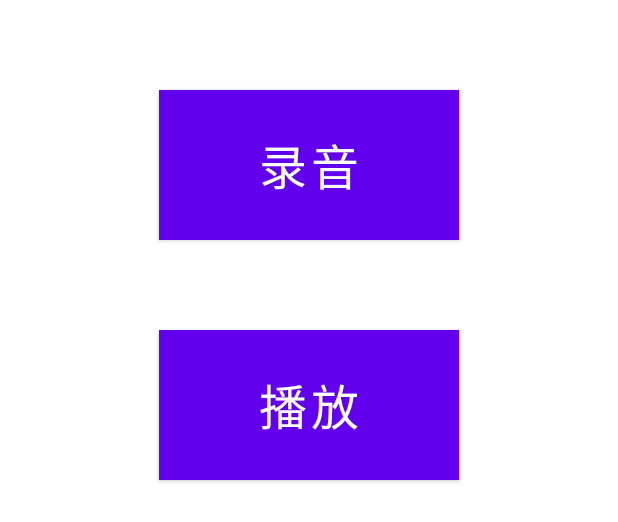
After one commit to wygsqsj/videoPath, an Android app: the layout activity_demo2.xml on its own in the app's theme, with its tools: preview values and no code run, on a phone screen of 412 x 824 dp. The commit adds this screen. Shown: the top 522 px of the screen. Run offline under Robolectric (Android 15) with nearby library versions, the phone set to English and light mode, and no system bars.

Commit message:
day2 AudioRecord 和 AudioTrack API使用

```diff
--- a/app/build.gradle
+++ b/app/build.gradle
@@ -42,4 +42,7 @@ dependencies {
     testImplementation 'junit:junit:4.+'
     androidTestImplementation 'androidx.test.ext:junit:1.1.3'
     androidTestImplementation 'androidx.test.espresso:espresso-core:3.4.0'
+
+    implementation 'org.jetbrains.kotlinx:kotlinx-coroutines-core:1.3.3'
+    implementation 'org.jetbrains.kotlinx:kotlinx-coroutines-android:1.3.3'
 }
--- a/app/src/main/AndroidManifest.xml
+++ b/app/src/main/AndroidManifest.xml
@@ -1,6 +1,9 @@
 <?xml version="1.0" encoding="utf-8"?>
 <manifest xmlns:android="http://schemas.android.com/apk/res/android"
     package="com.wish.videopath">
+    <uses-permission android:name="android.permission.WRITE_EXTERNAL_STORAGE" />
+    <uses-permission android:name="android.permission.READ_EXTERNAL_STORAGE" />
+    <uses-permission android:name="android.permission.RECORD_AUDIO" />
 
     <application
         android:allowBackup="true"
@@ -9,7 +12,8 @@
         android:roundIcon="@mipmap/ic_launcher_round"
         android:supportsRtl="true"
         android:theme="@style/Theme.VideoPath">
-        <activity android:name=".demo1.Demo1Activity">
+        <activity android:name=".demo1.Demo1Activity" />
+        <activity android:name=".demo2.Demo2Activity">
             <intent-filter>
                 <action android:name="android.intent.action.MAIN" />
 
--- a/app/src/main/java/com/wish/videopath/demo1/MySurfaceView.kt
+++ b/app/src/main/java/com/wish/videopath/demo1/MySurfaceView.kt
@@ -62,10 +62,12 @@ class MySurfaceView(context: Context?, attrs: AttributeSet?, defStyleAttr: Int)
         val mPaint = Paint()
         mPaint.style = Paint.Style.FILL
         mPaint.color = Color.GREEN
+        //构建bitmap
         val bitmap = BitmapFactory.decodeResource(resources, R.mipmap.haha)
+        //bitmap显示区域
         val rect = RectF(0f, 0f, measuredWidth.toFloat(), measuredHeight.toFloat())
         mCanvas.drawRect(rect,mPaint)
-
+        //绘制
         mCanvas.drawBitmap(bitmap, 0f, 0f, mPaint)
         mSurfaceHolder.unlockCanvasAndPost(mCanvas)
     }
--- /dev/null
+++ b/app/src/main/res/layout/activity_demo2.xml
@@ -0,0 +1,33 @@
+<?xml version="1.0" encoding="utf-8"?>
+<androidx.constraintlayout.widget.ConstraintLayout xmlns:android="http://schemas.android.com/apk/res/android"
+    xmlns:app="http://schemas.android.com/apk/res-auto"
+    xmlns:tools="http://schemas.android.com/tools"
+    android:layout_width="match_parent"
+    android:layout_height="match_parent"
+    tools:context=".demo2.Demo2Activity">
+
+    <Button
+        android:id="@+id/record"
+        android:layout_width="200dp"
+        android:layout_height="100dp"
+        android:layout_marginTop="60dp"
+        android:background="@color/white"
+        android:text="录音"
+        android:textSize="32sp"
+        app:layout_constraintEnd_toEndOf="parent"
+        app:layout_constraintStart_toStartOf="parent"
+        app:layout_constraintTop_toTopOf="parent" />
+
+    <Button
+        android:id="@+id/play"
+        android:layout_width="200dp"
+        android:layout_height="100dp"
+        android:layout_marginTop="60dp"
+        android:background="@color/white"
+        android:text="播放"
+        android:textSize="32sp"
+        app:layout_constraintEnd_toEndOf="parent"
+        app:layout_constraintStart_toStartOf="parent"
+        app:layout_constraintTop_toBottomOf="@+id/record" />
+
+</androidx.constraintlayout.widget.ConstraintLayout>
```
Also changed, not shown: app/src/main/java/com/wish/videopath/demo2/Demo2Activity.kt (added, +281 -0 lines), 1 other file.
